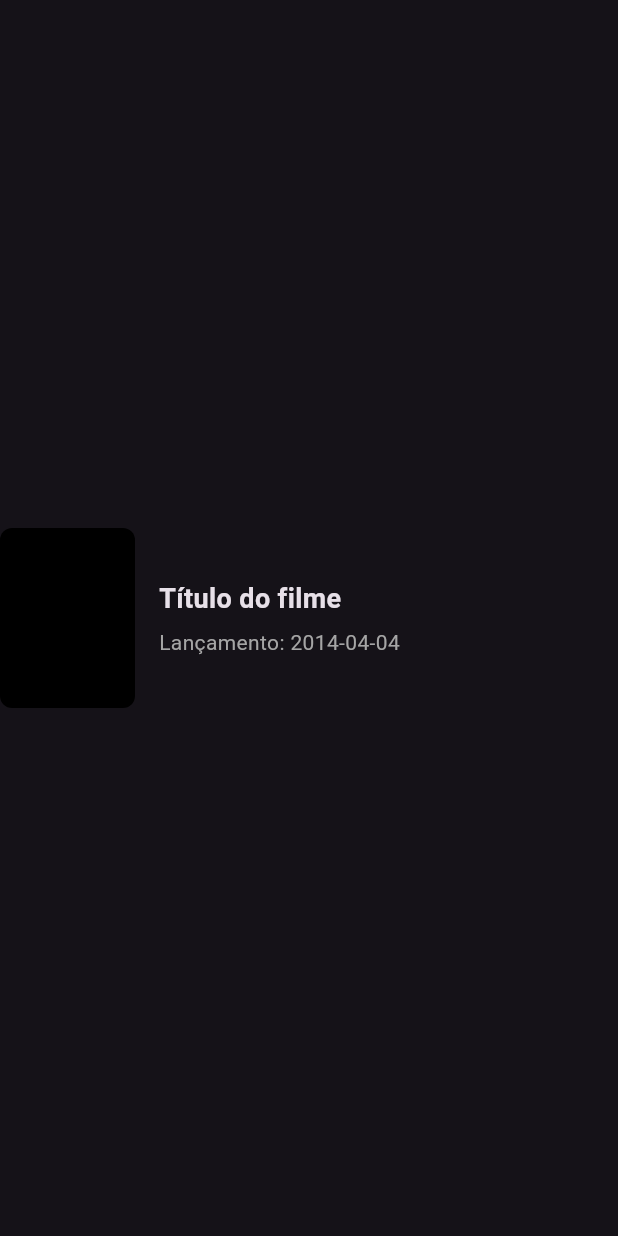
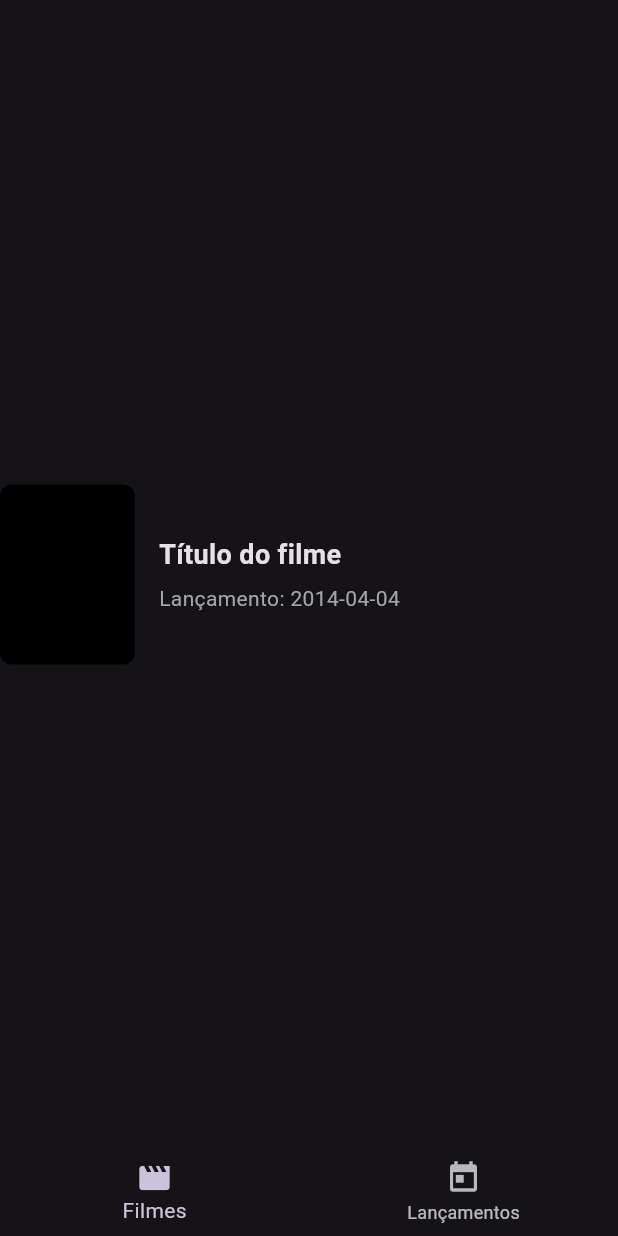
Before and after one commit to alura-cursos/4007-cinetopia, a Flutter app: the screen it shows after launch, after a tap on "Quero começar!", on a phone screen of 412 x 824 dp. Run offline on Flutter 3.47's test engine with Material 3 defaults, Android fonts, the phone set to English and light mode, and no system bars.

Commit message:
video3.3

```diff
--- /dev/null
+++ b/lib/ui/screens/dashboard.dart
@@ -0,0 +1,38 @@
+import 'package:cinetopia/ui/screens/releases.dart';
+import 'package:cinetopia/ui/screens/search_movies.dart';
+import 'package:flutter/material.dart';
+
+class Dashboard extends StatefulWidget {
+  const Dashboard({super.key});
+
+  @override
+  State<Dashboard> createState() => _DashboardState();
+}
+
+class _DashboardState extends State<Dashboard> {
+  int _currentIndex = 0;
+  final List<Widget>_screens = <Widget>[SearchMovies(), Releases()];
+
+  void updateIndex(int index) {
+    setState(() {
+      _currentIndex = index;
+    });
+  }
+
+
+  @override
+  Widget build(BuildContext context) {
+    return Scaffold(
+      body: _screens.elementAt(_currentIndex),
+      bottomNavigationBar: BottomNavigationBar(
+        currentIndex: _currentIndex,
+        onTap: (value) => updateIndex(value),
+        items: <BottomNavigationBarItem>[
+          BottomNavigationBarItem(icon: Icon(Icons.movie), label: "Filmes"),
+          BottomNavigationBarItem(
+              icon: Icon(Icons.today), label: "Lançamentos"),
+        ],
+      ),
+    );
+  }
+}
--- a/lib/ui/screens/home_page.dart
+++ b/lib/ui/screens/home_page.dart
@@ -1,5 +1,5 @@
 import 'package:cinetopia/ui/componets/buttons.dart';
-import 'package:cinetopia/ui/screens/search_movies.dart';
+import 'package:cinetopia/ui/screens/dashboard.dart';
 import 'package:flutter/material.dart';
 
 class HomePage extends StatelessWidget {
@@ -37,7 +37,7 @@ class HomePage extends StatelessWidget {
                   text: "Quero começar!",
                   icon: Icons.arrow_forward,
                   onTap: () => Navigator.push(context,
-                      MaterialPageRoute(builder: (context) => SearchMovies())),
+                      MaterialPageRoute(builder: (context) => Dashboard())),
                 ),
               ],
             ),
--- a/lib/ui/screens/search_movies.dart
+++ b/lib/ui/screens/search_movies.dart
@@ -6,8 +6,6 @@ class SearchMovies extends StatelessWidget {
 
   @override
   Widget build(BuildContext context) {
-    return Scaffold(
-      body: Center(child: MovieCard(),),
-    );
+    return Center(child: MovieCard());
   }
 }
```
Also changed, not shown: lib/ui/screens/releases.dart (added, +10 -0 lines).
